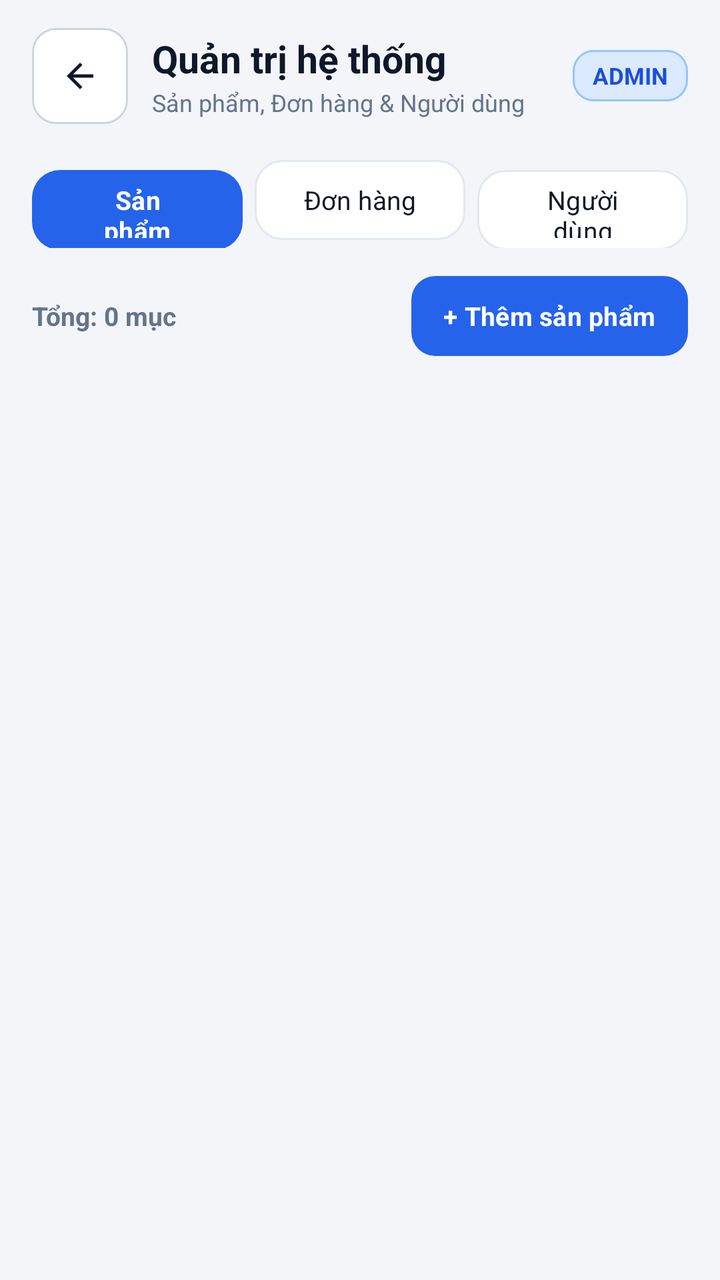
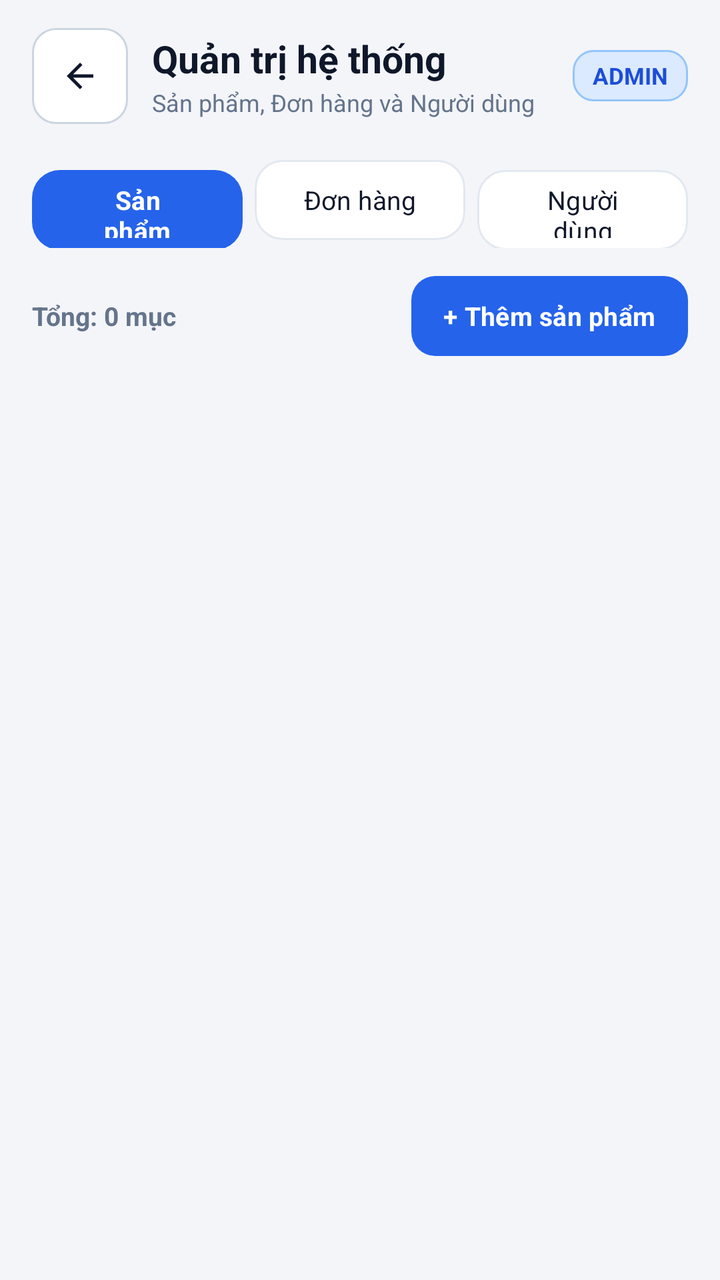

Compare the two renders of this Android layout. The source of the first and the diff that turns it into the second are given below.
<!-- AndroidManifest.xml: application theme Theme.MyApplication -->
<!-- res/layout/activity_admin_dashboard.xml -->
<?xml version="1.0" encoding="utf-8"?>
<LinearLayout xmlns:android="http://schemas.android.com/apk/res/android"
    xmlns:app="http://schemas.android.com/apk/res-auto"
    xmlns:tools="http://schemas.android.com/tools"
    android:id="@+id/rootAdminDashboard"
    android:layout_width="match_parent"
    android:layout_height="match_parent"
    android:background="@color/screen_background"
    android:orientation="vertical"
    android:paddingStart="16dp"
    android:paddingTop="12dp"
    android:paddingEnd="16dp"
    android:paddingBottom="12dp"
    tools:ignore="HardcodedText,TextContrastCheck,TouchTargetSizeCheck">

    
    <LinearLayout
        android:layout_width="match_parent"
        android:layout_height="wrap_content"
        android:gravity="center_vertical"
        android:orientation="horizontal"
        android:paddingTop="2dp"
        android:paddingBottom="6dp">

        <com.google.android.material.button.MaterialButton
            android:id="@+id/btnBack"
            android:layout_width="48dp"
            android:layout_height="48dp"
            android:clickable="true"
            android:contentDescription="Quay lại"
            android:focusable="true"
            android:insetLeft="0dp"
            android:insetTop="0dp"
            android:insetRight="0dp"
            android:insetBottom="0dp"
            android:minWidth="48dp"
            android:minHeight="48dp"
            android:padding="0dp"
            app:backgroundTint="@color/surface"
            app:cornerRadius="12dp"
            app:icon="@drawable/ic_arrow_left_24"
            app:iconGravity="textStart"
            app:iconPadding="0dp"
            app:iconSize="20dp"
            app:iconTint="@color/ink"
            app:strokeColor="@color/border_strong"
            app:strokeWidth="1dp" />

        <LinearLayout
            android:layout_width="0dp"
            android:layout_height="wrap_content"
            android:layout_marginStart="12dp"
            android:layout_weight="1"
            android:orientation="vertical">

            <TextView
                android:layout_width="wrap_content"
                android:layout_height="wrap_content"
                android:text="Quản trị hệ thống"
                android:textColor="@color/ink"
                android:textSize="19sp"
                android:textStyle="bold" />

            <TextView
                android:layout_width="wrap_content"
                android:layout_height="wrap_content"
                android:layout_marginTop="1dp"
                android:text="Sản phẩm, Đơn hàng &amp; Người dùng"
                android:textColor="@color/text_secondary"
                android:textSize="12sp" />
        </LinearLayout>

        <TextView
            android:layout_width="wrap_content"
            android:layout_height="wrap_content"
            android:background="@drawable/bg_badge_primary"
            android:paddingStart="10dp"
            android:paddingTop="5dp"
            android:paddingEnd="10dp"
            android:paddingBottom="5dp"
            android:text="ADMIN"
            android:textColor="@color/primary_dark"
            android:textSize="11.5sp"
            android:textStyle="bold" />
    </LinearLayout>

    
    <LinearLayout
        android:layout_width="match_parent"
        android:layout_height="wrap_content"
        android:layout_marginTop="8dp"
        android:orientation="horizontal">

        <com.google.android.material.button.MaterialButton
            android:id="@+id/btnTabProducts"
            style="@style/Widget.Material3.Button.UnelevatedButton"
            android:layout_width="0dp"
            android:layout_height="48dp"
            android:layout_marginEnd="6dp"
            android:layout_weight="1"
            android:minHeight="48dp"
            android:text="Sản phẩm"
            android:textAllCaps="false"
            android:textColor="@color/white"
            android:textSize="13sp"
            android:textStyle="bold"
            app:backgroundTint="@color/primary"
            app:cornerRadius="14dp" />

        <com.google.android.material.button.MaterialButton
            android:id="@+id/btnTabOrders"
            style="@style/Widget.Material3.Button.OutlinedButton"
            android:layout_width="0dp"
            android:layout_height="48dp"
            android:layout_marginEnd="6dp"
            android:layout_weight="1"
            android:minHeight="48dp"
            android:text="Đơn hàng"
            android:textAllCaps="false"
            android:textColor="@color/ink"
            android:textSize="13sp"
            app:backgroundTint="@color/surface"
            app:cornerRadius="14dp"
            app:strokeColor="@color/border"
            app:strokeWidth="1dp" />

        <com.google.android.material.button.MaterialButton
            android:id="@+id/btnTabUsers"
            style="@style/Widget.Material3.Button.OutlinedButton"
            android:layout_width="0dp"
            android:layout_height="48dp"
            android:layout_weight="1"
            android:minHeight="48dp"
            android:text="Người dùng"
            android:textAllCaps="false"
            android:textColor="@color/ink"
            android:textSize="13sp"
            app:backgroundTint="@color/surface"
            app:cornerRadius="14dp"
            app:strokeColor="@color/border"
            app:strokeWidth="1dp" />
    </LinearLayout>

    
    <LinearLayout
        android:layout_width="match_parent"
        android:layout_height="wrap_content"
        android:layout_marginTop="10dp"
        android:gravity="center_vertical"
        android:orientation="horizontal">

        <TextView
            android:id="@+id/tvAdminSectionCount"
            android:layout_width="0dp"
            android:layout_height="wrap_content"
            android:layout_weight="1"
            android:text="Tổng: 0 mục"
            android:textColor="@color/text_secondary"
            android:textSize="13sp"
            android:textStyle="bold" />

        <com.google.android.material.button.MaterialButton
            android:id="@+id/btnAdminAdd"
            android:layout_width="wrap_content"
            android:layout_height="48dp"
            android:minHeight="48dp"
            android:paddingStart="16dp"
            android:paddingEnd="16dp"
            android:text="+ Thêm sản phẩm"
            android:textAllCaps="false"
            android:textColor="@color/white"
            android:textSize="13sp"
            android:textStyle="bold"
            app:backgroundTint="@color/primary"
            app:cornerRadius="12dp" />
    </LinearLayout>

    <androidx.recyclerview.widget.RecyclerView
        android:id="@+id/rvAdminList"
        android:layout_width="match_parent"
        android:layout_height="0dp"
        android:layout_marginTop="10dp"
        android:layout_weight="1"
        android:clipToPadding="false"
        android:paddingStart="2dp"
        android:paddingTop="2dp"
        android:paddingEnd="2dp"
        android:paddingBottom="10dp" />

    <TextView
        android:id="@+id/tvAdminEmpty"
        android:layout_width="match_parent"
        android:layout_height="0dp"
        android:layout_weight="1"
        android:gravity="center"
        android:text="Chưa có dữ liệu"
        android:textColor="@color/text_secondary"
        android:textSize="14sp"
        android:visibility="gone" />

</LinearLayout>
<!-- resources referenced by this layout -->
<resources>
  <color name="border">#E2E8F0</color>
  <color name="border_strong">#CBD5E1</color>
  <color name="ink">#0F172A</color>
  <color name="primary">#2563EB</color>
  <color name="primary_dark">#1D4ED8</color>
  <color name="screen_background">#F4F5F9</color>
  <color name="surface">#FFFFFFFF</color>
  <color name="text_secondary">#64748B</color>
  <color name="white">#FFFFFFFF</color>
  <!-- drawable bg_badge_primary (drawable) -->
  <?xml version="1.0" encoding="utf-8"?>
  <shape xmlns:android="http://schemas.android.com/apk/res/android" android:shape="rectangle">
      <solid android:color="#DBEAFE" />
      <stroke
          android:width="1dp"
          android:color="#93C5FD" />
      <corners android:radius="10dp" />
  </shape>
  <!-- drawable ic_arrow_left_24 (drawable) -->
  <?xml version="1.0" encoding="utf-8"?>
  <vector xmlns:android="http://schemas.android.com/apk/res/android" android:width="24dp" android:height="24dp" android:viewportWidth="24" android:viewportHeight="24">
      <path android:fillColor="#FF0F172A" android:pathData="M20,11H7.83l5.59,-5.59L12,4l-8,8 8,8 1.41,-1.41L7.83,13H20v-2z" />
  </vector>
  <style name="Theme.MyApplication" parent="Base.Theme.MyApplication" />
  <style name="Base.Theme.MyApplication" parent="Theme.Material3.Light.NoActionBar">
          <item name="colorPrimary">@color/primary</item>
          <item name="colorOnPrimary">@color/white</item>
          <item name="colorPrimaryContainer">@color/primary_soft</item>
          <item name="colorOnPrimaryContainer">@color/primary_dark</item>
          <item name="colorSecondaryContainer">@color/primary_soft</item>
          <item name="colorOnSecondaryContainer">@color/primary_dark</item>
          <item name="colorSurface">@color/surface</item>
          <item name="colorOnSurface">@color/ink</item>
          <item name="colorSurfaceVariant">@color/surface_subtle</item>
          <item name="colorOnSurfaceVariant">@color/text_secondary</item>
          <item name="colorOutline">@color/border_strong</item>
          <item name="elevationOverlayEnabled">false</item>
          <item name="android:fontFamily">sans-serif</item>
          <item name="android:windowLightStatusBar">true</item>
          <item name="android:statusBarColor">@color/screen_background</item>
          <item name="android:navigationBarColor">@color/screen_background</item>
          <item name="android:windowLightNavigationBar" tools:targetApi="27">true</item>
          <item name="android:windowActionModeOverlay">true</item>
      </style>
  <color name="primary_soft">#EFF6FF</color>
  <color name="surface_subtle">#F1F5F9</color>
</resources>

<!-- the commit's change to res/layout/activity_admin_dashboard.xml (unified diff, before → after) -->
@@ -65,7 +65,7 @@
                 android:layout_width="wrap_content"
                 android:layout_height="wrap_content"
                 android:layout_marginTop="1dp"
-                android:text="Sản phẩm, Đơn hàng &amp; Người dùng"
+                android:text="Sản phẩm, Đơn hàng và Người dùng"
                 android:textColor="@color/text_secondary"
                 android:textSize="12sp" />
         </LinearLayout>
